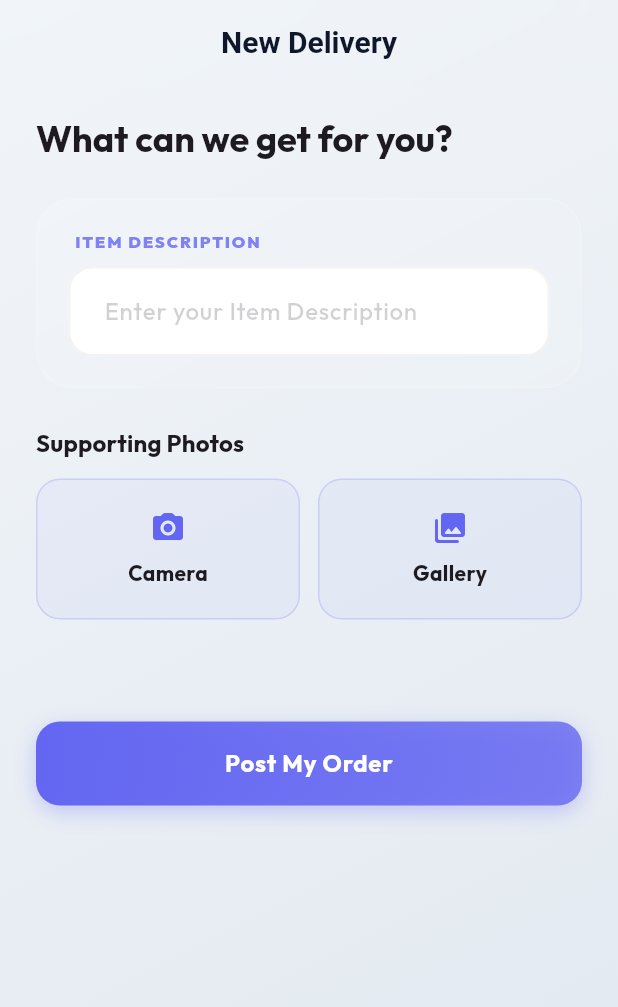
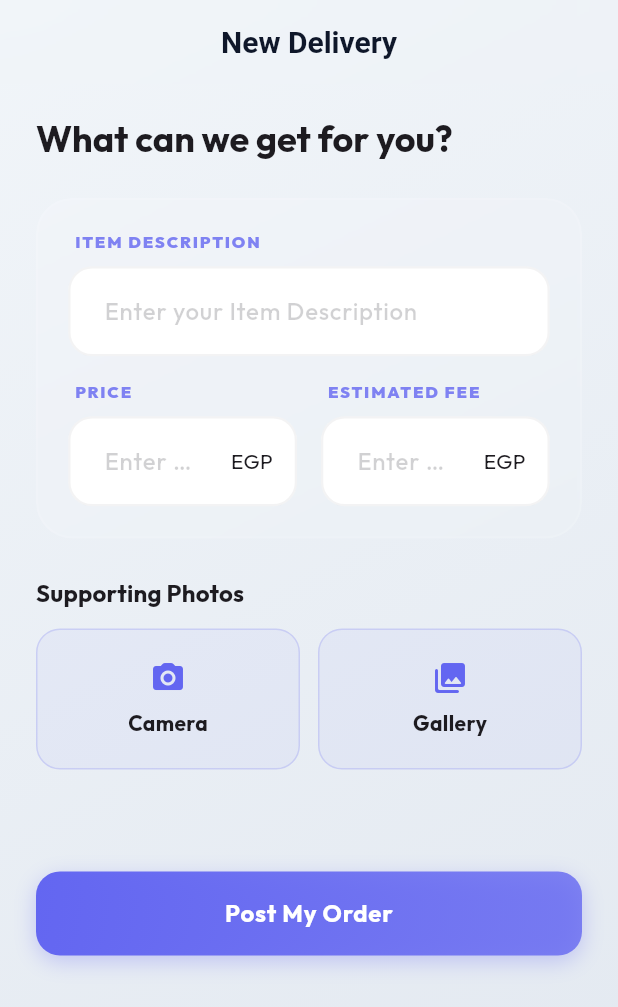
Before and after one commit to mohamdshibl/WaSla-delivery, a Flutter app: the CreateOrderScreen screen opened by its route, on a phone screen of 412 x 824 dp. Shown: the top 1007 px of the screen. Run offline on Flutter 3.47's test engine with Material 3 defaults, Android fonts, the phone set to English and light mode, and no system bars; our stand-ins replace cloud_firestore, equatable, firebase_auth, firebase_core, firebase_storage, flutter_riverpod and 4 more; accounts and stored records are empty.

Commit message:
feat: implement Phase 14 Monetization & Wallet System with provider earnings and order price tracking

```diff
--- a/lib/core/config/router.dart
+++ b/lib/core/config/router.dart
@@ -8,6 +8,7 @@ import '../../features/auth/presentation/screens/profile_screen.dart';
 import '../../features/home/presentation/screens/home_screen.dart';
 import '../../features/orders/presentation/screens/create_order_screen.dart';
 import '../../features/orders/presentation/screens/order_detail_screen.dart';
+import '../../features/orders/presentation/screens/wallet_screen.dart';
 import '../../features/chat/presentation/screens/chat_screen.dart';
 import '../../core/widgets/wasla_logo.dart';
 
@@ -69,6 +70,10 @@ final goRouterProvider = Provider<GoRouter>((ref) {
         path: '/profile',
         builder: (context, state) => const ProfileScreen(),
       ),
+      GoRoute(
+        path: '/wallet',
+        builder: (context, state) => const WalletScreen(),
+      ),
     ],
   );
 });
--- a/lib/core/widgets/wasla_text_field.dart
+++ b/lib/core/widgets/wasla_text_field.dart
@@ -8,6 +8,7 @@ class WaslaTextField extends StatelessWidget {
   final String? Function(String?)? validator;
   final TextInputType keyboardType;
   final Color? fillColor;
+  final Widget? suffix;
 
   const WaslaTextField({
     super.key,
@@ -18,6 +19,7 @@ class WaslaTextField extends StatelessWidget {
     this.validator,
     this.keyboardType = TextInputType.text,
     this.fillColor,
+    this.suffix,
   });
 
   @override
@@ -55,6 +57,15 @@ class WaslaTextField extends StatelessWidget {
                     prefixIcon,
                     color: theme.colorScheme.primary.withOpacity(0.7),
                     size: 20,
+                  )
+                : null,
+            suffixIcon: suffix != null
+                ? Padding(
+                    padding: const EdgeInsets.symmetric(horizontal: 16),
+                    child: Column(
+                      mainAxisAlignment: MainAxisAlignment.center,
+                      children: [suffix!],
+                    ),
                   )
                 : null,
             filled: true,
--- a/lib/features/orders/data/datasources/orders_remote_data_source.dart
+++ b/lib/features/orders/data/datasources/orders_remote_data_source.dart
@@ -9,6 +9,8 @@ abstract class OrdersRemoteDataSource {
     required String customerId,
     required String description,
     required List<File> images,
+    double? price,
+    double? deliveryFee,
   });
 
   Stream<List<OrderModel>> getCustomerOrders(String customerId);
@@ -47,6 +49,8 @@ class OrdersRemoteDataSourceImpl implements OrdersRemoteDataSource {
     required String customerId,
     required String description,
     required List<File> images,
+    double? price,
+    double? deliveryFee,
   }) async {
     // 1. Upload images
     List<String> imageUrls = [];
@@ -66,6 +70,8 @@ class OrdersRemoteDataSourceImpl implements OrdersRemoteDataSource {
       description: description,
       imageUrls: imageUrls,
       status: 'pending',
+      price: price,
+      deliveryFee: deliveryFee,
       createdAt: DateTime.now(),
     );
 
--- a/lib/features/orders/data/models/order_model.dart
+++ b/lib/features/orders/data/models/order_model.dart
@@ -9,6 +9,8 @@ class OrderModel extends OrderEntity {
     super.imageUrls,
     super.status,
     super.providerId,
+    super.price,
+    super.deliveryFee,
     required super.createdAt,
   });
 
@@ -21,6 +23,8 @@ class OrderModel extends OrderEntity {
       imageUrls: List<String>.from(data['imageUrls'] ?? []),
       status: data['status'] ?? 'pending',
       providerId: data['providerId'],
+      price: (data['price'] as num?)?.toDouble(),
+      deliveryFee: (data['deliveryFee'] as num?)?.toDouble(),
       createdAt: (data['createdAt'] as Timestamp?)?.toDate() ?? DateTime.now(),
     );
   }
@@ -32,6 +36,8 @@ class OrderModel extends OrderEntity {
       'imageUrls': imageUrls,
       'status': status,
       'providerId': providerId,
+      'price': price,
+      'deliveryFee': deliveryFee,
       'createdAt': Timestamp.fromDate(createdAt),
     };
   }
--- a/lib/features/orders/data/repositories/orders_repository_impl.dart
+++ b/lib/features/orders/data/repositories/orders_repository_impl.dart
@@ -15,12 +15,16 @@ class OrdersRepositoryImpl implements OrdersRepository {
     required String customerId,
     required String description,
     required List<File> images,
+    double? price,
+    double? deliveryFee,
   }) async {
     try {
       final order = await remoteDataSource.createOrder(
         customerId: customerId,
         description: description,
         images: images,
+        price: price,
+        deliveryFee: deliveryFee,
       );
       return Right(order);
     } catch (e) {
--- a/lib/features/orders/domain/entities/order_entity.dart
+++ b/lib/features/orders/domain/entities/order_entity.dart
@@ -8,6 +8,8 @@ class OrderEntity extends Equatable {
   final String
   status; // 'pending', 'accepted', 'picked_up', 'delivered', 'cancelled'
   final String? providerId;
+  final double? price;
+  final double? deliveryFee;
   final DateTime createdAt;
 
   const OrderEntity({
@@ -17,6 +19,8 @@ class OrderEntity extends Equatable {
     this.imageUrls = const [],
     this.status = 'pending',
     this.providerId,
+    this.price,
+    this.deliveryFee,
     required this.createdAt,
   });
 
@@ -28,6 +32,8 @@ class OrderEntity extends Equatable {
     imageUrls,
     status,
     providerId,
+    price,
+    deliveryFee,
     createdAt,
   ];
 }
--- a/lib/features/orders/domain/repositories/orders_repository.dart
+++ b/lib/features/orders/domain/repositories/orders_repository.dart
@@ -8,6 +8,8 @@ abstract class OrdersRepository {
     required String customerId,
     required String description,
     required List<File> images,
+    double? price,
+    double? deliveryFee,
   });
 
   Stream<Either<Failure, List<OrderEntity>>> getCustomerOrders(
--- a/lib/features/orders/domain/usecases/create_order_usecase.dart
+++ b/lib/features/orders/domain/usecases/create_order_usecase.dart
@@ -13,11 +13,15 @@ class CreateOrderUseCase {
     required String customerId,
     required String description,
     required List<File> images,
+    double? price,
+    double? deliveryFee,
   }) {
     return repository.createOrder(
       customerId: customerId,
       description: description,
       images: images,
+      price: price,
+      deliveryFee: deliveryFee,
     );
   }
 }
--- a/lib/features/orders/presentation/screens/create_order_screen.dart
+++ b/lib/features/orders/presentation/screens/create_order_screen.dart
@@ -21,6 +21,8 @@ class CreateOrderScreen extends ConsumerStatefulWidget {
 
 class _CreateOrderScreenState extends ConsumerState<CreateOrderScreen> {
   final _descriptionController = TextEditingController();
+  final _priceController = TextEditingController();
+  final _feeController = TextEditingController();
   final List<File> _selectedImages = [];
   final _picker = ImagePicker();
   bool _isLoading = false;
@@ -28,6 +30,8 @@ class _CreateOrderScreenState extends ConsumerState<CreateOrderScreen> {
   @override
   void dispose() {
     _descriptionController.dispose();
+    _priceController.dispose();
+    _feeController.dispose();
     super.dispose();
   }
 
@@ -58,6 +62,8 @@ class _CreateOrderScreenState extends ConsumerState<CreateOrderScreen> {
       customerId: user.id,
       description: description,
       images: _selectedImages,
+      price: double.tryParse(_priceController.text),
+      deliveryFee: double.tryParse(_feeController.text),
     );
 
     if (!mounted) return;
@@ -134,6 +140,34 @@ class _CreateOrderScreenState extends ConsumerState<CreateOrderScreen> {
                           controller: _descriptionController,
                           label: l10n.itemDescription,
                           keyboardType: TextInputType.multiline,
+                        ),
+                        const SizedBox(height: 16),
+                        Row(
+                          children: [
+                            Expanded(
+                              child: WaslaTextField(
+                                controller: _priceController,
+                                label: l10n.price,
+                                keyboardType:
+                                    const TextInputType.numberWithOptions(
+                                      decimal: true,
+                                    ),
+                                suffix: Text(l10n.currency),
+                              ),
+                            ),
+                            const SizedBox(width: 16),
+                            Expanded(
+                              child: WaslaTextField(
+                                controller: _feeController,
+                                label: l10n.estimatedFee,
+                                keyboardType:
+                                    const TextInputType.numberWithOptions(
+                                      decimal: true,
+                                    ),
+                                suffix: Text(l10n.currency),
+                              ),
+                            ),
+                          ],
                         ),
                       ],
                     ),
--- a/lib/l10n/app_en.arb
+++ b/lib/l10n/app_en.arb
@@ -132,5 +132,13 @@
   "customer": "Customer",
   "noMessagesYet": "No messages yet",
   "startConversation": "Start the conversation!",
-  "typeAMessage": "Type a message..."
+  "typeAMessage": "Type a message...",
+  "price": "Price",
+  "deliveryFee": "Delivery Fee",
+  "totalEarnings": "Total Earnings",
+  "wallet": "Wallet",
+  "myEarnings": "My Earnings",
+  "estimatedFee": "Estimated Fee",
+  "totalPrice": "Total Price",
+  "currency": "EGP"
 }
```
Also changed, not shown: lib/features/home/presentation/screens/home_screen.dart (+12 -0 lines), lib/features/orders/presentation/screens/order_detail_screen.dart (+86 -0 lines), lib/features/orders/presentation/screens/wallet_screen.dart (added, +244 -0 lines), lib/l10n/app_ar.arb (+9 -1 lines), lib/l10n/generated/app_localizations.dart, lib/l10n/generated/app_localizations_ar.dart, lib/l10n/generated/app_localizations_en.dart.
